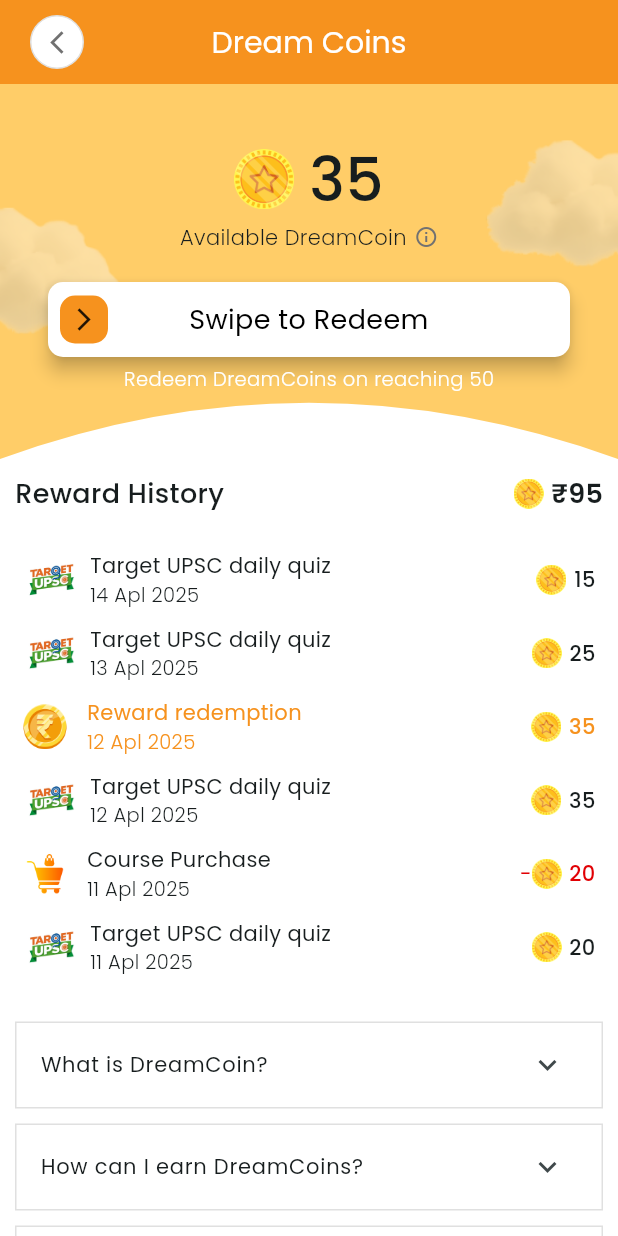
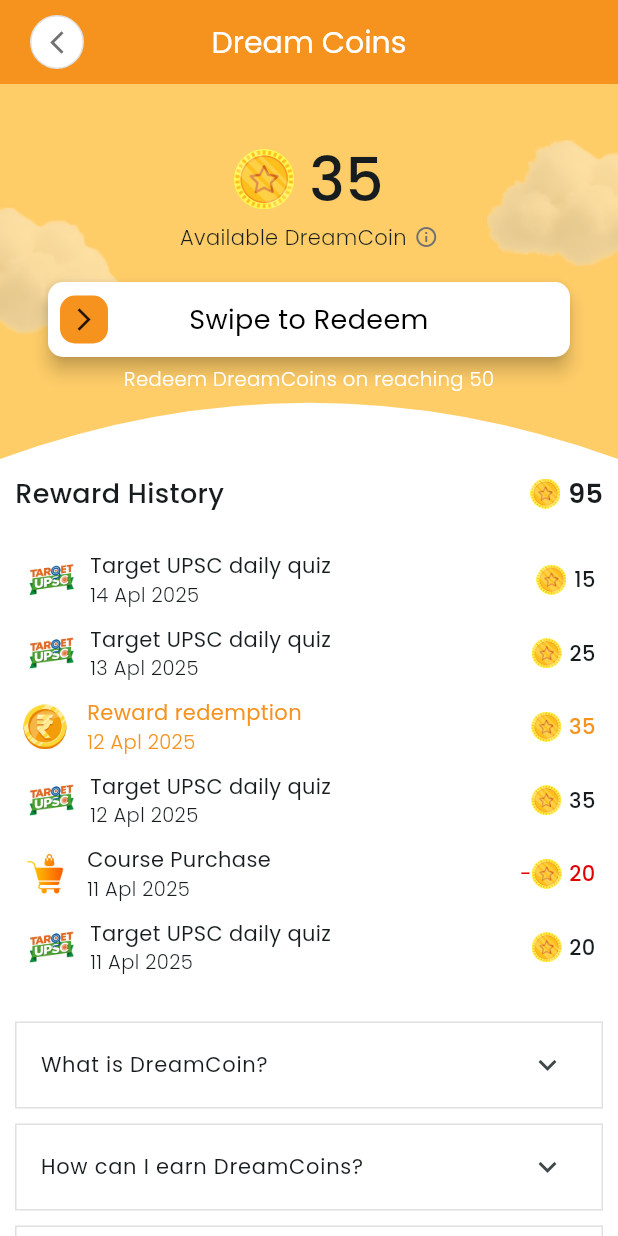
Before and after one commit to donymashup/Etutor, a Flutter app: the DreamCoins screen opened directly, on a phone screen of 412 x 824 dp. Run offline on Flutter 3.47's test engine with Material 3 defaults, Android fonts, the phone set to English and light mode, and no system bars; drawn by our look-alikes of slide_to_act; our stand-ins replace better_player, dotted_border, fl_chart, font_awesome_flutter, lottie, percent_indicator and 2 more; missing offline and left inert: custom_timer, fluentui_emoji_icon, flutter_tex, iconify_flutter, syncfusion_flutter_pdfviewer; project files that could hold a hidden picture were left out.

Commit message:
dream coin screen modified

```diff
--- a/lib/features/drawer/screens/drawer.dart
+++ b/lib/features/drawer/screens/drawer.dart
@@ -101,7 +101,6 @@ class SideDrawer extends StatelessWidget {
                     title: "Dream Coins",
 //                     onTap: () {
 //                       Navigator.push(context, MaterialPageRoute(builder: (context) => DreamCoins()));
-
                     onTap: () async {
                       showDialog(
                         context: context,
--- a/lib/features/payment/screen/payment_succesfull.dart
+++ b/lib/features/payment/screen/payment_succesfull.dart
@@ -1,5 +1,4 @@
 import 'dart:async';
-
 import 'package:etutor/common/widgets/bottom_navigation_bar.dart';
 import 'package:flutter/material.dart';
 import 'package:lottie/lottie.dart';
--- a/lib/features/wallet/screen/dream_coins.dart
+++ b/lib/features/wallet/screen/dream_coins.dart
@@ -8,7 +8,7 @@ import 'package:slide_to_act/slide_to_act.dart';
 
 
 class DreamCoins extends StatefulWidget {
-  DreamCoins({super.key});
+DreamCoins({super.key});
 
   @override
   State<DreamCoins> createState() => _DreamCoinsState();
@@ -222,7 +222,7 @@ class _DreamCoinsState extends State<DreamCoins> {
                         children: [
                           Image.asset("assets/icons/star.png",width: 20,height:20 ,),
                           SizedBox(width :5),
-                          Text("₹95",style:TextStyle(fontSize: 18,fontWeight: FontWeight.w600)),
+                          Text("95",style:TextStyle(fontSize: 18,fontWeight: FontWeight.w600)),
                         ],
                       )
                     ],
```
